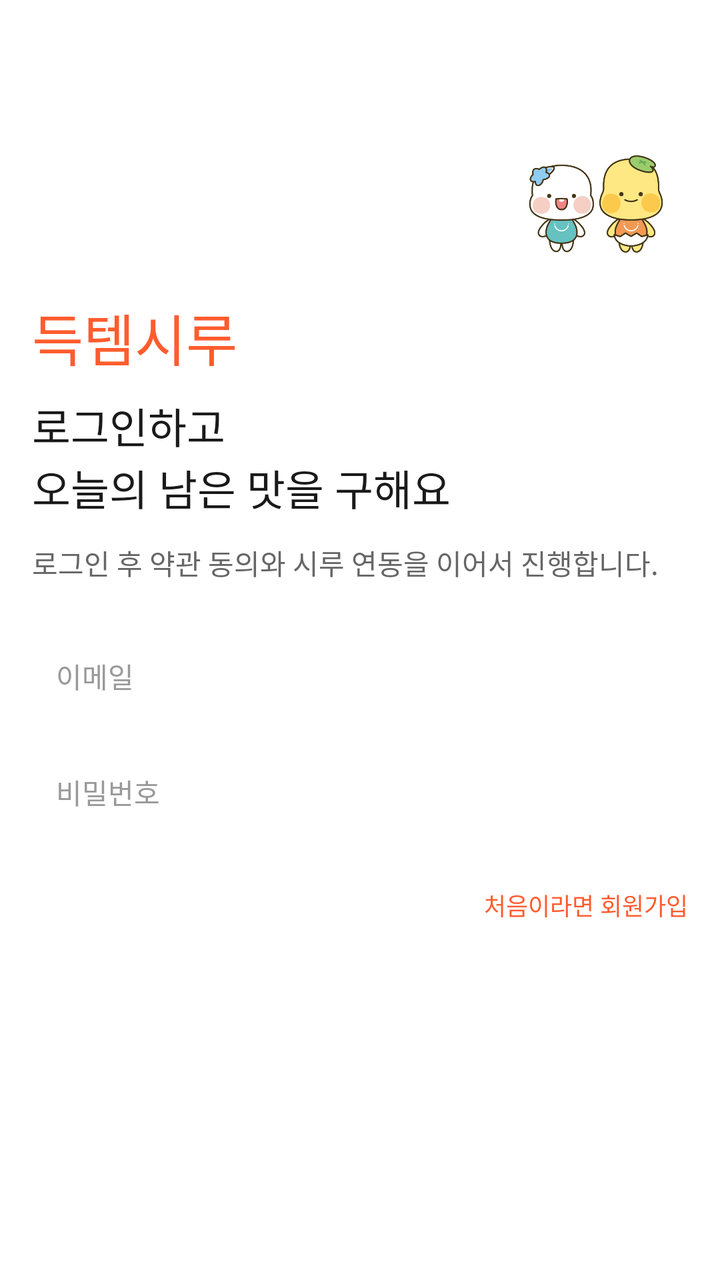
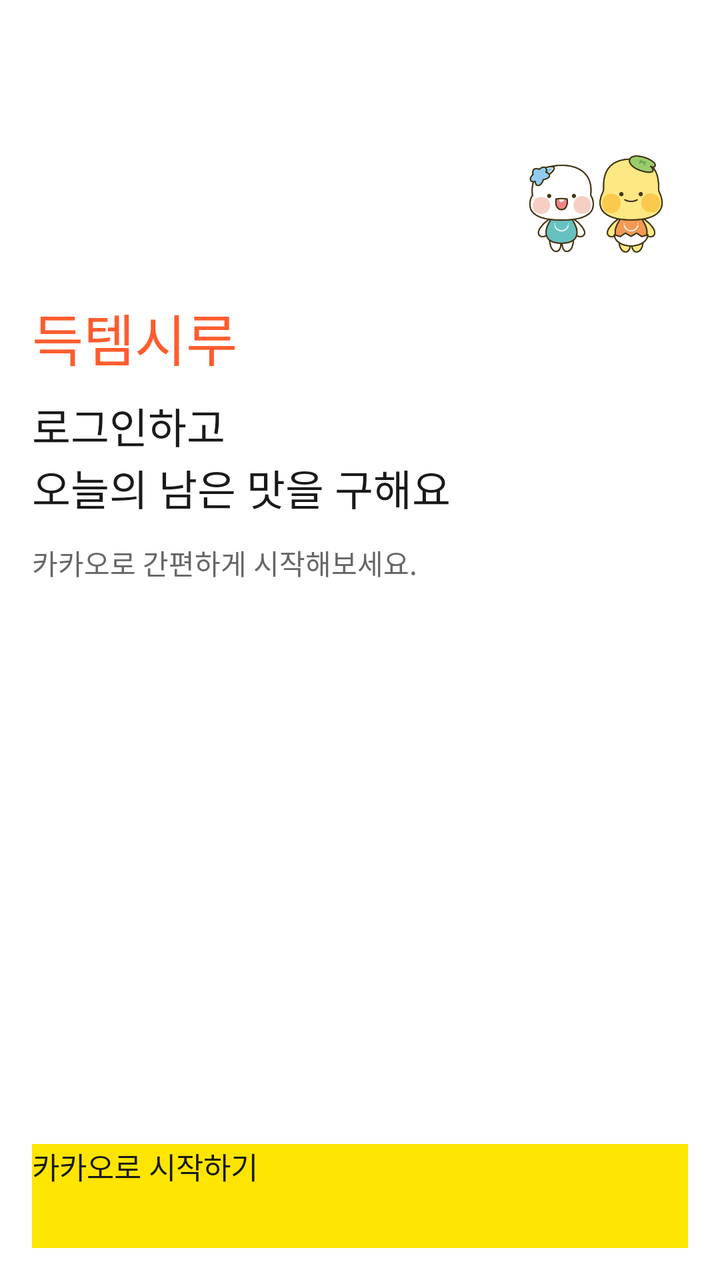

Before-and-after screenshots of an Android layout around one commit, followed by the original layout XML and the change that was made.
<!-- AndroidManifest.xml: application theme Theme.Deuktemsiru -->
<!-- res/layout/fragment_onboarding.xml -->
<?xml version="1.0" encoding="utf-8"?>
<androidx.constraintlayout.widget.ConstraintLayout
    xmlns:android="http://schemas.android.com/apk/res/android"
    xmlns:app="http://schemas.android.com/apk/res-auto"
    android:layout_width="match_parent"
    android:layout_height="match_parent"
    android:background="@color/white"
    android:paddingHorizontal="@dimen/spacing_lg">

    <LinearLayout
        android:id="@+id/ll_title"
        android:layout_width="0dp"
        android:layout_height="wrap_content"
        android:orientation="vertical"
        android:paddingTop="56dp"
        app:layout_constraintEnd_toEndOf="parent"
        app:layout_constraintStart_toStartOf="parent"
        app:layout_constraintTop_toTopOf="parent">

        <ImageView
            android:layout_width="92dp"
            android:layout_height="92dp"
            android:layout_gravity="end"
            android:contentDescription="시흥시 캐릭터"
            android:scaleType="fitCenter"
            android:src="@drawable/img_siheung_character" />

        <TextView
            android:layout_width="wrap_content"
            android:layout_height="wrap_content"
            android:fontFamily="sans-serif-medium"
            android:text="득템시루"
            android:textColor="@color/primary"
            android:textSize="@dimen/text_display" />

        <TextView
            android:layout_width="wrap_content"
            android:layout_height="wrap_content"
            android:layout_marginTop="@dimen/spacing_sm"
            android:fontFamily="sans-serif-medium"
            android:text="로그인하고"
            android:textColor="@color/color_text"
            android:textSize="@dimen/text_headline" />

        <TextView
            android:layout_width="wrap_content"
            android:layout_height="wrap_content"
            android:fontFamily="sans-serif-medium"
            android:text="오늘의 남은 맛을 구해요"
            android:textColor="@color/color_text"
            android:textSize="@dimen/text_headline" />

        <TextView
            android:layout_width="wrap_content"
            android:layout_height="wrap_content"
            android:layout_marginTop="@dimen/spacing_md"
            android:text="로그인 후 약관 동의와 시루 연동을 이어서 진행합니다."
            android:textColor="@color/color_text_sub"
            android:textSize="@dimen/text_body" />
    </LinearLayout>

    <LinearLayout
        android:id="@+id/ll_auth"
        android:layout_width="0dp"
        android:layout_height="wrap_content"
        android:layout_marginTop="36dp"
        android:orientation="vertical"
        app:layout_constraintEnd_toEndOf="parent"
        app:layout_constraintStart_toStartOf="parent"
        app:layout_constraintTop_toBottomOf="@id/ll_title">

        <EditText
            android:id="@+id/et_email"
            android:layout_width="match_parent"
            android:layout_height="@dimen/touch_target_min"
            android:background="@drawable/bg_input"
            android:hint="이메일"
            android:inputType="textEmailAddress"
            android:paddingHorizontal="@dimen/spacing_md"
            android:singleLine="true"
            android:textColor="@color/color_text"
            android:textColorHint="@color/color_text_muted"
            android:textSize="@dimen/text_body" />

        <EditText
            android:id="@+id/et_password"
            android:layout_width="match_parent"
            android:layout_height="@dimen/touch_target_min"
            android:layout_marginTop="10dp"
            android:background="@drawable/bg_input"
            android:hint="비밀번호"
            android:inputType="textPassword"
            android:paddingHorizontal="@dimen/spacing_md"
            android:singleLine="true"
            android:textColor="@color/color_text"
            android:textColorHint="@color/color_text_muted"
            android:textSize="@dimen/text_body" />

        <EditText
            android:id="@+id/et_nickname"
            android:layout_width="match_parent"
            android:layout_height="@dimen/touch_target_min"
            android:layout_marginTop="10dp"
            android:background="@drawable/bg_input"
            android:hint="닉네임"
            android:inputType="textPersonName"
            android:paddingHorizontal="@dimen/spacing_md"
            android:singleLine="true"
            android:textColor="@color/color_text"
            android:textColorHint="@color/color_text_muted"
            android:textSize="@dimen/text_body"
            android:visibility="gone" />

        <TextView
            android:id="@+id/tv_mode_toggle"
            android:layout_width="wrap_content"
            android:layout_height="wrap_content"
            android:layout_gravity="end"
            android:paddingTop="10dp"
            android:paddingBottom="4dp"
            android:text="처음이라면 회원가입"
            android:textColor="@color/primary"
            android:textSize="@dimen/text_caption" />
    </LinearLayout>

    <Button
        android:id="@+id/btn_start"
        android:layout_width="0dp"
        android:layout_height="@dimen/cta_button_height"
        android:layout_marginBottom="16dp"
        android:background="@drawable/bg_dark_button"
        android:fontFamily="sans-serif-medium"
        android:stateListAnimator="@null"
        android:text="로그인하기"
        android:textColor="@color/white"
        android:textSize="@dimen/text_button"
        app:layout_constraintBottom_toBottomOf="parent"
        app:layout_constraintEnd_toEndOf="parent"
        app:layout_constraintStart_toStartOf="parent" />

</androidx.constraintlayout.widget.ConstraintLayout>
<!-- resources referenced by this layout -->
<resources>
  <color name="color_text">#1A1A1A</color>
  <color name="color_text_muted">#999999</color>
  <color name="color_text_sub">#666666</color>
  <color name="primary">#FF5C2E</color>
  <color name="white">#FFFFFFFF</color>
  <dimen name="cta_button_height">52dp</dimen>
  <dimen name="spacing_lg">16dp</dimen>
  <dimen name="spacing_md">12dp</dimen>
  <dimen name="spacing_sm">8dp</dimen>
  <dimen name="text_body">14sp</dimen>
  <dimen name="text_button">15sp</dimen>
  <dimen name="text_caption">12sp</dimen>
  <dimen name="text_display">28sp</dimen>
  <dimen name="text_headline">21sp</dimen>
  <dimen name="touch_target_min">48dp</dimen>
  <!-- drawable img_siheung_character: png bitmap (drawable-nodpi, 88320 bytes) -->
</resources>

<!-- the commit's change to res/layout/fragment_onboarding.xml (unified diff, before → after) -->
@@ -54,85 +54,21 @@
             android:layout_width="wrap_content"
             android:layout_height="wrap_content"
             android:layout_marginTop="@dimen/spacing_md"
-            android:text="로그인 후 약관 동의와 시루 연동을 이어서 진행합니다."
+            android:text="카카오로 간편하게 시작해보세요."
             android:textColor="@color/color_text_sub"
             android:textSize="@dimen/text_body" />
     </LinearLayout>
 
-    <LinearLayout
-        android:id="@+id/ll_auth"
-        android:layout_width="0dp"
-        android:layout_height="wrap_content"
-        android:layout_marginTop="36dp"
-        android:orientation="vertical"
-        app:layout_constraintEnd_toEndOf="parent"
-        app:layout_constraintStart_toStartOf="parent"
-        app:layout_constraintTop_toBottomOf="@id/ll_title">
-
-        <EditText
-            android:id="@+id/et_email"
-            android:layout_width="match_parent"
-            android:layout_height="@dimen/touch_target_min"
-            android:background="@drawable/bg_input"
-            android:hint="이메일"
-            android:inputType="textEmailAddress"
-            android:paddingHorizontal="@dimen/spacing_md"
-            android:singleLine="true"
-            android:textColor="@color/color_text"
-            android:textColorHint="@color/color_text_muted"
-            android:textSize="@dimen/text_body" />
-
-        <EditText
-            android:id="@+id/et_password"
-            android:layout_width="match_parent"
-            android:layout_height="@dimen/touch_target_min"
-            android:layout_marginTop="10dp"
-            android:background="@drawable/bg_input"
-            android:hint="비밀번호"
-            android:inputType="textPassword"
-            android:paddingHorizontal="@dimen/spacing_md"
-            android:singleLine="true"
-            android:textColor="@color/color_text"
-            android:textColorHint="@color/color_text_muted"
-            android:textSize="@dimen/text_body" />
-
-        <EditText
-            android:id="@+id/et_nickname"
-            android:layout_width="match_parent"
-            android:layout_height="@dimen/touch_target_min"
-            android:layout_marginTop="10dp"
-            android:background="@drawable/bg_input"
-            android:hint="닉네임"
-            android:inputType="textPersonName"
-            android:paddingHorizontal="@dimen/spacing_md"
-            android:singleLine="true"
-            android:textColor="@color/color_text"
-            android:textColorHint="@color/color_text_muted"
-            android:textSize="@dimen/text_body"
-            android:visibility="gone" />
-
-        <TextView
-            android:id="@+id/tv_mode_toggle"
-            android:layout_width="wrap_content"
-            android:layout_height="wrap_content"
-            android:layout_gravity="end"
-            android:paddingTop="10dp"
-            android:paddingBottom="4dp"
-            android:text="처음이라면 회원가입"
-            android:textColor="@color/primary"
-            android:textSize="@dimen/text_caption" />
-    </LinearLayout>
-
     <Button
-        android:id="@+id/btn_start"
+        android:id="@+id/btn_kakao_login"
         android:layout_width="0dp"
         android:layout_height="@dimen/cta_button_height"
         android:layout_marginBottom="16dp"
-        android:background="@drawable/bg_dark_button"
+        android:background="#FEE500"
         android:fontFamily="sans-serif-medium"
         android:stateListAnimator="@null"
-        android:text="로그인하기"
-        android:textColor="@color/white"
+        android:text="카카오로 시작하기"
+        android:textColor="#191919"
         android:textSize="@dimen/text_button"
         app:layout_constraintBottom_toBottomOf="parent"
         app:layout_constraintEnd_toEndOf="parent"
<!-- resource entries referenced after the edit -->
@@ -1,7 +1,6 @@
 <!-- resources referenced by this layout -->
 <resources>
   <color name="color_text">#1A1A1A</color>
-  <color name="color_text_muted">#999999</color>
   <color name="color_text_sub">#666666</color>
   <color name="primary">#FF5C2E</color>
   <color name="white">#FFFFFFFF</color>
@@ -11,10 +10,8 @@
   <dimen name="spacing_sm">8dp</dimen>
   <dimen name="text_body">14sp</dimen>
   <dimen name="text_button">15sp</dimen>
-  <dimen name="text_caption">12sp</dimen>
   <dimen name="text_display">28sp</dimen>
   <dimen name="text_headline">21sp</dimen>
-  <dimen name="touch_target_min">48dp</dimen>
   <!-- drawable img_siheung_character: png bitmap (drawable-nodpi, 88320 bytes) -->
 </resources>
 
